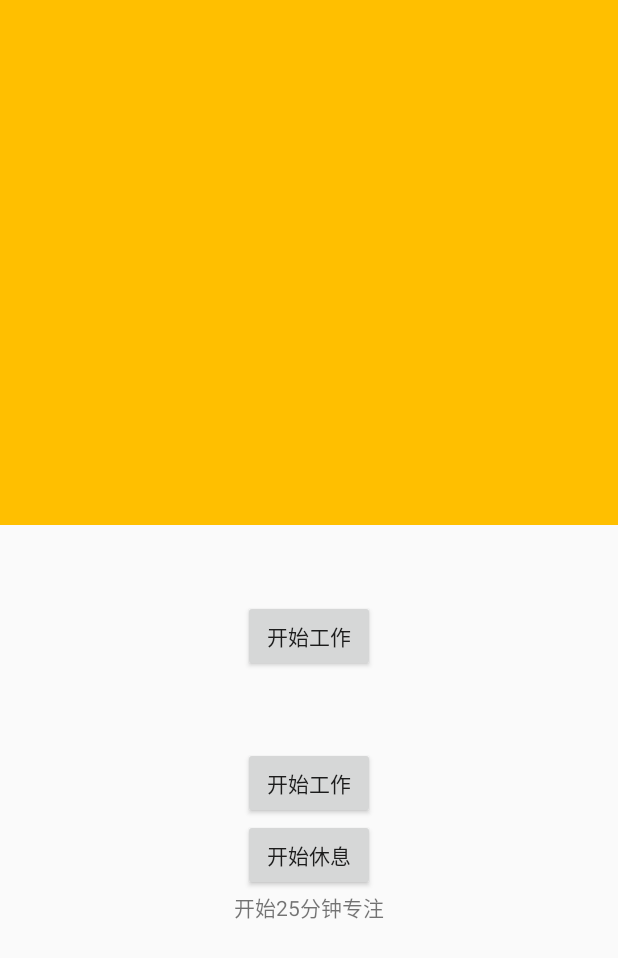
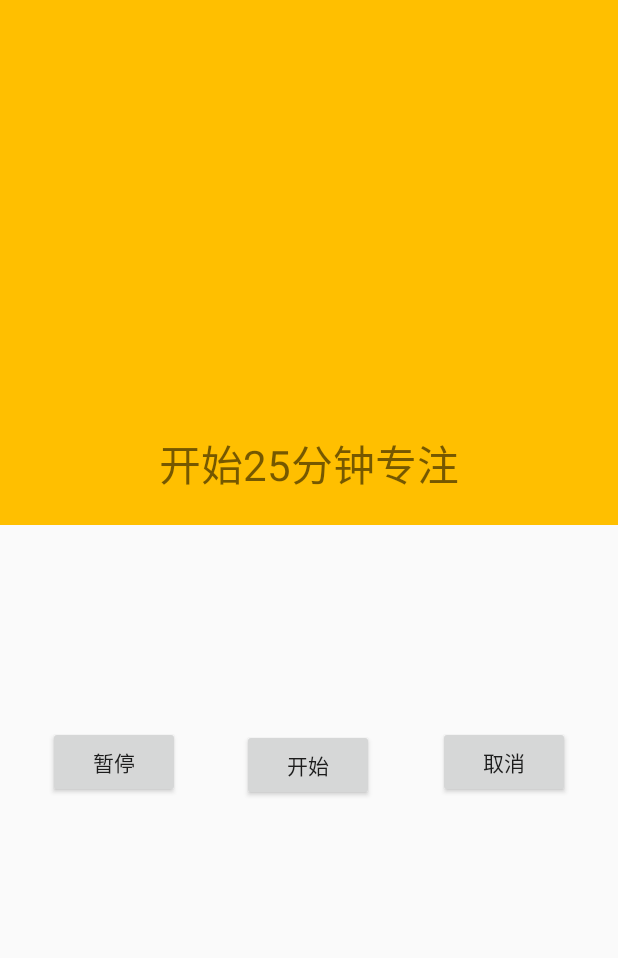
Before and after one commit to zengqiang24/TaskFocus, an Android app: the screen it shows after launch (MainActivity), on a phone screen of 412 x 824 dp. Shown: the top 958 px of the screen. Run offline under Robolectric (Android 15) with nearby library versions, the phone set to English and light mode, and no system bars; our stand-ins replace Dagger/Hilt's generated code, data binding; 6 statements that could not run were skipped.

```diff
--- a/app/src/main/java/com/qzeng/focustask/db/TaskDatabase.kt
+++ b/app/src/main/java/com/qzeng/focustask/db/TaskDatabase.kt
@@ -5,7 +5,7 @@ import androidx.room.Database
 import androidx.room.Room
 import androidx.room.RoomDatabase
 //Annotations classed to be Room Database with a table of TaskEntity class
-@Database(entities = [TaskEntity::class], version = 1)
+@Database(entities = [TaskEntity::class], version = 1, exportSchema = false)
 abstract class TaskDatabase : RoomDatabase() {
   abstract fun getTaskDao(): TaskDao
 
--- a/app/src/main/java/com/qzeng/focustask/ui/TaskManager.kt
+++ b/app/src/main/java/com/qzeng/focustask/ui/TaskManager.kt
@@ -18,7 +18,8 @@ import javax.inject.Inject
 import javax.inject.Singleton
 
 @Singleton
-class TaskManager @Inject constructor(@ApplicationContext val context: Context) : ServiceConnection {
+class TaskManager @Inject constructor(@ApplicationContext val context: Context) :
+    ServiceConnection {
     private val TAG = "TaskManager"
     private var iTaskService: ITaskService? = null
     private var indexUITaskCallback: IndexUITaskCallback? = null
@@ -68,9 +69,15 @@ class TaskManager @Inject constructor(@ApplicationContext val context: Context)
         iTaskService = ITaskService.Stub.asInterface(service)
         indexUITaskCallback = IndexUITaskCallback(taskListeners)
         iTaskService?.registerCallBack(indexUITaskCallback)
+
     }
 
-    class IndexUITaskCallback(private val taskListeners: CopyOnWriteArraySet<TaskListener>) : ICallBack.Stub() {
+    fun cancel() {
+        iTaskService?.cancel()
+    }
+
+    class IndexUITaskCallback(private val taskListeners: CopyOnWriteArraySet<TaskListener>) :
+        ICallBack.Stub() {
 
         override fun onTaskStateChanged(bundle: Bundle) {
             bundle.classLoader = javaClass.classLoader
--- a/app/src/main/java/com/qzeng/focustask/ui/TaskViewModel.kt
+++ b/app/src/main/java/com/qzeng/focustask/ui/TaskViewModel.kt
@@ -1,21 +1,27 @@
 package com.qzeng.focustask.ui
 
 import android.os.Bundle
+import androidx.databinding.ObservableBoolean
 import androidx.databinding.ObservableField
 import androidx.lifecycle.Lifecycle
 import androidx.lifecycle.LifecycleObserver
 import androidx.lifecycle.OnLifecycleEvent
 import androidx.lifecycle.ViewModel
 import com.qzeng.focustask.model.TaskInfo
-import com.qzeng.focustask.service.isDone
+import com.qzeng.focustask.service.REST_TASK_TYPE
+import com.qzeng.focustask.service.WORK_TASK_TYPE
+import com.qzeng.focustask.service.createTask
 import dagger.hilt.android.lifecycle.HiltViewModel
 import javax.inject.Inject
 
-@HiltViewModel
-class TaskViewModel @Inject constructor(private val taskManager: TaskManager)
-    : ViewModel(), LifecycleObserver, TaskManager.TaskListener {
+class TaskViewModel constructor(private val taskManager: TaskManager) : ViewModel(),
+    LifecycleObserver, TaskManager.TaskListener {
     val currentTime: ObservableField<String> = ObservableField()
     val prompt: ObservableField<String> = ObservableField("开始25分钟专注")
+    val debugInfoOfTaskInfo = ObservableField<String>()
+    val isTaskRunning = ObservableBoolean(false)
+    val isTaskCompleted = ObservableBoolean(false)
+
     private var _taskInfo: TaskInfo? = null
 
     @OnLifecycleEvent(Lifecycle.Event.ON_RESUME)
@@ -29,24 +35,38 @@ class TaskViewModel @Inject constructor(private val taskManager: TaskManager)
     }
 
     fun start() {
-        _taskInfo?.let { taskManager.start(it) }
+        _taskInfo?.let {
+            when (it.type) {
+//                WORK_TASK_TYPE -> taskManager.start(createTask(REST_TASK_TYPE))
+//                REST_TASK_TYPE -> taskManager.start(createTask(WORK_TASK_TYPE))
+                else ->
+                    taskManager.start(createTask(WORK_TASK_TYPE))
+            }
+        }
     }
 
     fun pause() {
         taskManager.pause()
     }
 
+    fun cancel() {
+        taskManager.cancel()
+    }
+
     override fun onTaskStateChanged(bundle: Bundle) {
         val taskInfo = bundle.getParcelable<TaskInfo>("TaskInfo")
         taskInfo?.let {
             _taskInfo = taskInfo
+            debugInfoOfTaskInfo.set(taskInfo.toString())
             currentTime.set(it.getCurrentTime())
             prompt.set(if (it.isDone()) it.getNextTaskPrompt() else it.getPrompt())
+            isTaskRunning.set(it.isStart())
+            isTaskCompleted.set(it.isDone())
         }
     }
 
     companion object {
-        private val TAG = "ScheduleTaskViewModel"
+        private const val TAG = "ScheduleTaskViewModel"
     }
 
 }
--- a/app/src/main/res/layout/task_schedule_fragment.xml
+++ b/app/src/main/res/layout/task_schedule_fragment.xml
@@ -1,15 +1,17 @@
 <?xml version="1.0" encoding="utf-8"?>
 <layout xmlns:android="http://schemas.android.com/apk/res/android"
+    xmlns:app="http://schemas.android.com/apk/res-auto"
     xmlns:tools="http://schemas.android.com/tools">
 
     <data>
 
+        <import type="android.view.View" />
         <variable
             name="mViewModel"
             type="com.qzeng.focustask.ui.TaskViewModel" />
     </data>
 
-    <LinearLayout
+    <androidx.constraintlayout.widget.ConstraintLayout
         android:layout_width="match_parent"
         android:layout_height="match_parent"
         android:gravity="center_horizontal"
@@ -23,39 +25,71 @@
             android:gravity="center"
             android:text="@{mViewModel.currentTime}"
             android:textColor="@color/colorAccent"
-            android:textSize="@dimen/text_time_large_size" />
+            android:textSize="@dimen/text_time_large_size"
+            app:layout_constraintEnd_toEndOf="parent"
+            app:layout_constraintStart_toStartOf="parent"
+            app:layout_constraintTop_toTopOf="parent" />
+
+        <TextView
+            android:id="@+id/tv_prompt"
+            android:layout_width="wrap_content"
+            android:layout_height="wrap_content"
+            android:layout_marginBottom="20dp"
+            android:visibility="@{mViewModel.isTaskRunning() ? View.VISIBLE : View.INVISIBLE}"
+            android:text="@{mViewModel.prompt}"
+            android:textSize="28sp"
+            app:layout_constraintBottom_toBottomOf="@+id/tv_time_box"
+            app:layout_constraintEnd_toEndOf="parent"
+            app:layout_constraintStart_toStartOf="parent"
+            tools:text="@string/start_focus_prompt" />
+
 
         <Button
             android:id="@+id/bt_start"
             android:layout_width="wrap_content"
             android:layout_height="wrap_content"
-            android:layout_marginTop="50dp"
+            android:layout_marginTop="136dp"
             android:onClick="@{()->mViewModel.start()}"
             android:text="@string/start"
-            android:textSize="@dimen/text_common_size" />
+            android:textSize="@dimen/text_common_size"
+            android:visibility="@{!mViewModel.isTaskRunning() ? View.VISIBLE : View.INVISIBLE}"
+            app:layout_constraintEnd_toEndOf="parent"
+            app:layout_constraintHorizontal_bias="0.498"
+            app:layout_constraintStart_toStartOf="parent"
+            app:layout_constraintTop_toBottomOf="@+id/tv_time_box" />
 
         <Button
-            android:id="@+id/bt_workPause"
+            android:id="@+id/bt_pause"
             android:layout_width="wrap_content"
             android:layout_height="wrap_content"
-            android:layout_marginTop="50dp"
-            android:onClick="@{()->mViewModel.start()}"
-            android:text="@string/start"
-            android:textSize="@dimen/text_common_size" />
-
+            android:layout_marginStart="32dp"
+            android:layout_marginTop="484dp"
+            android:onClick="@{()->mViewModel.pause()}"
+            android:text="@string/pause"
+            android:visibility="@{mViewModel.isTaskRunning() ? View.VISIBLE : View.INVISIBLE}"
+            android:textSize="@dimen/text_common_size"
+            app:layout_constraintStart_toStartOf="parent"
+            app:layout_constraintTop_toTopOf="parent" />
 
         <Button
-            android:id="@+id/bt_have_a_rest"
+            android:id="@+id/bt_cancel"
             android:layout_width="wrap_content"
             android:layout_height="wrap_content"
-            android:text="@string/start_rest"
-            android:onClick="@{()->mViewModel.pause()}"
-            android:textSize="@dimen/text_common_size" />
+            android:layout_marginStart="292dp"
+            android:layout_marginTop="484dp"
+            android:onClick="@{()->mViewModel.cancel()}"
+            android:text="@string/cancel"
+            android:textSize="@dimen/text_common_size"
+            app:layout_constraintStart_toStartOf="parent"
+            app:layout_constraintTop_toTopOf="parent" />
 
         <TextView
-            android:layout_width="wrap_content"
-            android:id="@+id/tv_prompt"
-            android:text="@{mViewModel.prompt}"
+            android:layout_width="match_parent"
+            android:id="@+id/tv_debug_info"
+            android:textSize="18sp"
+            android:text="@{mViewModel.debugInfoOfTaskInfo}"
+            android:layout_margin="18dp"
+            app:layout_constraintTop_toBottomOf="@id/bt_start"
             android:layout_height="wrap_content" />
-    </LinearLayout>
+    </androidx.constraintlayout.widget.ConstraintLayout>
 </layout>
--- a/app/src/main/res/values/strings.xml
+++ b/app/src/main/res/values/strings.xml
@@ -1,7 +1,9 @@
 <resources>
     <string name="app_name">FocusTask</string>
     <string name="pause">暂停</string>
-    <string name="start">开始工作</string>
+    <string name="start">开始</string>
+    <string name="resume">继续</string>
+    <string name="cancel">取消</string>
     <string name="start_rest">开始休息</string>
     <string name="start_focus_prompt">开始专注%s分钟</string>
 </resources>
```
Also changed, not shown: app/build.gradle (+17 -10 lines), app/src/main/java/com/qzeng/focustask/model/TaskInfo.kt (+6 -4 lines), app/src/main/java/com/qzeng/focustask/service/TaskService.kt (+12 -4 lines), app/src/main/java/com/qzeng/focustask/service/TimeTaskManager.kt (+21 -25 lines), app/src/main/java/com/qzeng/focustask/ui/TaskInfoHelper.kt (+19 -4 lines), build.gradle (+8 -8 lines), app/src/main/aidl/com/qzeng/focustask/aidl/ITaskService.aidl, gradle/wrapper/gradle-wrapper.properties.
